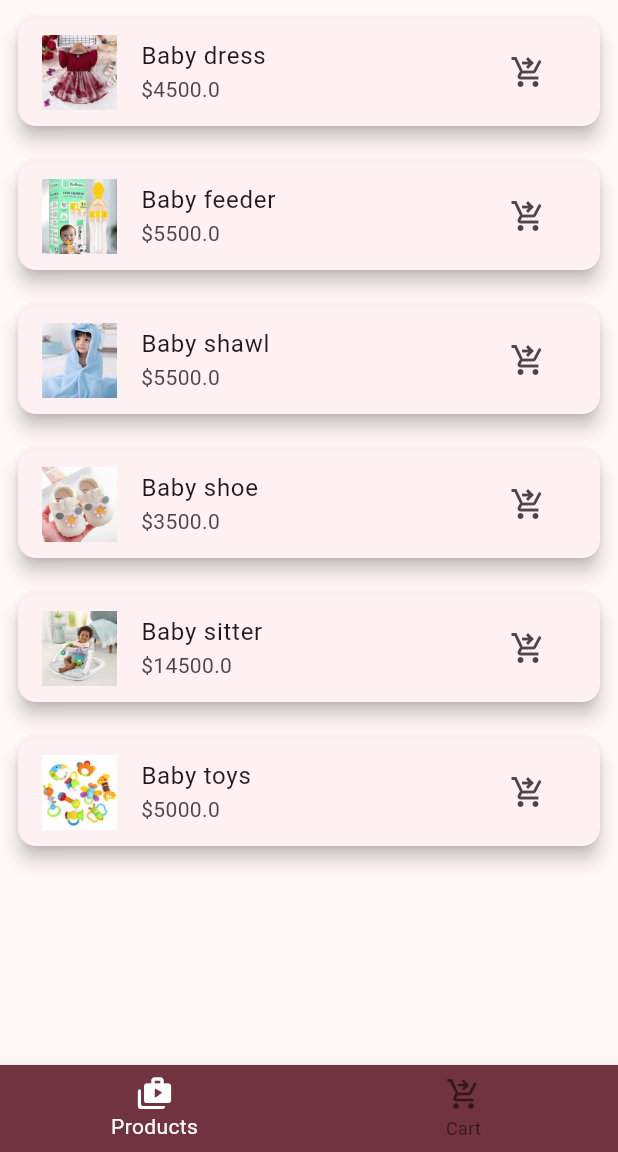
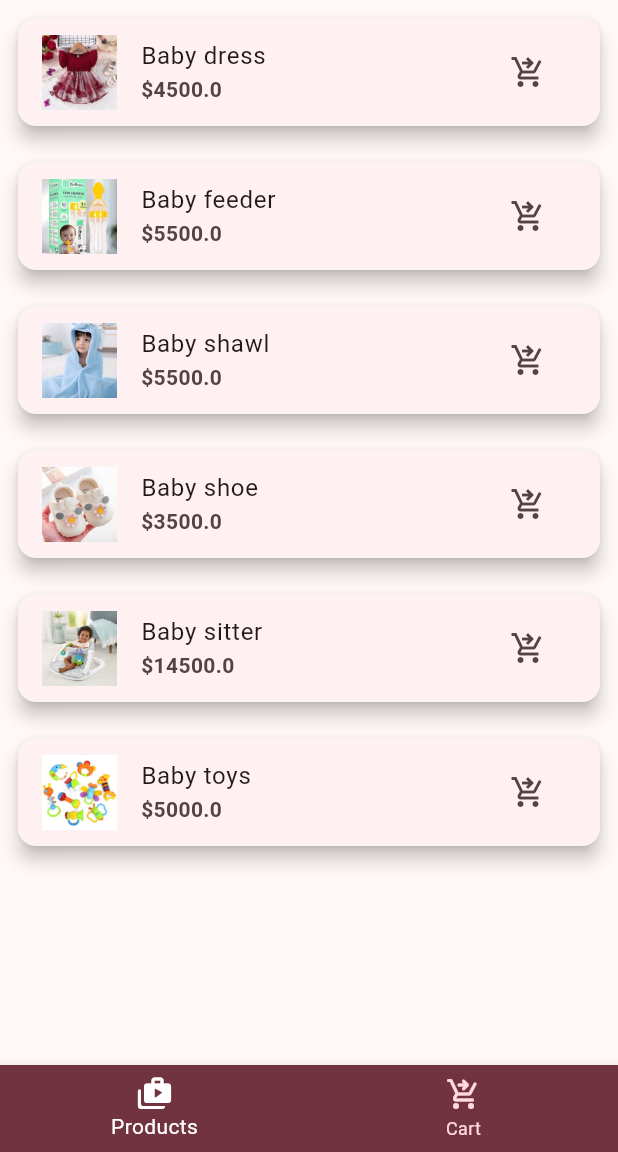
Before and after one commit to Maryam-2525/shopping-app, a Flutter app: the screen it shows after launch, on a phone screen of 412 x 824 dp, the part 84-1236 px from its top. Run offline on Flutter 3.47's test engine with Material 3 defaults, Android fonts, the phone set to English and light mode, and no system bars.

Commit message:
final commit

```diff
--- a/shopping_app/lib/main.dart
+++ b/shopping_app/lib/main.dart
@@ -14,6 +14,7 @@ class MyApp extends StatelessWidget {
   @override
   Widget build(BuildContext context) {
     return MaterialApp(
+      debugShowCheckedModeBanner: false,
       theme: ThemeData(
           useMaterial3: true,
           colorScheme: ColorScheme.fromSeed(seedColor: Colors.pink)),
@@ -100,145 +101,10 @@ class _BottomNavBarState extends State<BottomNavBar> {
         ],
         currentIndex: SelectedIndex,
         selectedItemColor: Colors.white,
+        unselectedItemColor: Theme.of(context).colorScheme.secondaryContainer,
         backgroundColor: Theme.of(context).colorScheme.onPrimaryContainer,
         onTap: onTapItem,
       ),
     );
   }
 }
-
-
-
-
-
-
-
-
-
-
-
-
-
-
-
-
-
-
-
-
-
-
-
-
-
-
-
-
-
-
-
-
-
-
-
-
-
-
-
-
-
-
-
-
-
-
-
-
-
-
-//   @override
-//   Widget build(BuildContext context) {
-//     return MaterialApp(
-//         title: 'Shopping App',
-//         theme: ThemeData(
-//           useMaterial3: true,
-//           colorScheme:
-//               ColorScheme.fromSeed(seedColor: Color.fromARGB(255, 144, 39, 8)),
-//         ),
-//         debugShowCheckedModeBanner: false,
-//         home: Scaffold(
-//           appBar: AppBar(
-//             title: const Text("Shopping App"),
-//             backgroundColor: Theme.of(context).colorScheme.primaryContainer,
-//           ),
-//           backgroundColor: Theme.of(context).colorScheme.primary,
-//           body: const BottomNavBar(),
-//         ));
-//   }
-// }
-
-// // class MyHomePage extends StatefulWidget {
-// //   const MyHomePage({super.key});
-
-// //   // This widget is the home page of your application. It is stateful, meanin
-
-// //   @override
-// //   State<MyHomePage> createState() => _MyHomePageState();
-// // }
-
-// // class _MyHomePageState extends State<MyHomePage> {
-// //   @override
-// //   Widget build(BuildContext context) {
-// //     return Scaffold(
-// //         appBar: AppBar(
-// //           backgroundColor: Theme.of(context).colorScheme.primaryContainer,
-// //           title: Text("Shopping App"),
-// //         ),
-// //         body: ());
-// //   }
-// // }
-
-// class BottomNavBar extends StatefulWidget {
-//   const BottomNavBar({super.key});
-
-//   @override
-//   State<BottomNavBar> createState() => _BottomNavBarState();
-// }
-
-// class _BottomNavBarState extends State<BottomNavBar> {
-//   var SelectedIndex = 0;
-//   @override
-//   Widget build(BuildContext context) {
-//     Widget page;
-//     switch (SelectedIndex) {
-//       case 0:
-//         page = const ProductPge();
-//         break;
-//       case 1:
-//         page = const Checkout();
-//         break;
-//       default:
-//         throw UnimplementedError('no widget for $SelectedIndex');
-//     }
-//     return Row(
-//       children: [
-//         BottomNavigationBar(
-//           backgroundColor: Theme.of(context).colorScheme.primaryContainer,
-//           items: const <BottomNavigationBarItem>[
-//             BottomNavigationBarItem(
-//                 icon: Icon(Icons.shop_two), label: 'Products'),
-//             BottomNavigationBarItem(
-//                 icon: Icon(Icons.shopping_cart_checkout), label: 'Products')
-//           ],
-//           currentIndex: SelectedIndex,
-//           onTap: (value) {
-//             setState(() {
-//               SelectedIndex = value;
-//             });
-//           },
-//         ),
-//       ],
-//     );
-//   }
-// }
-// }
--- a/shopping_app/lib/screens/product.dart
+++ b/shopping_app/lib/screens/product.dart
@@ -24,7 +24,12 @@ class ProductPge extends StatelessWidget {
                   fit: BoxFit.cover,
                 ),
                 title: Text(products[index].name),
-                subtitle: Text('\$${products[index].price}'),
+                subtitle: Text(
+                  '\$${products[index].price}',
+                  style: const TextStyle(
+                    fontWeight: FontWeight.bold,
+                  ),
+                ),
                 trailing: IconButton(
                   icon: const Icon(Icons.shopping_cart_checkout),
                   onPressed: () {
```
Also changed, not shown: shopping_app/lib/screens/checkout.dart (+23 -19 lines), shopping_app/lib/screens/ordersuccessful.dart (added, +21 -0 lines).
